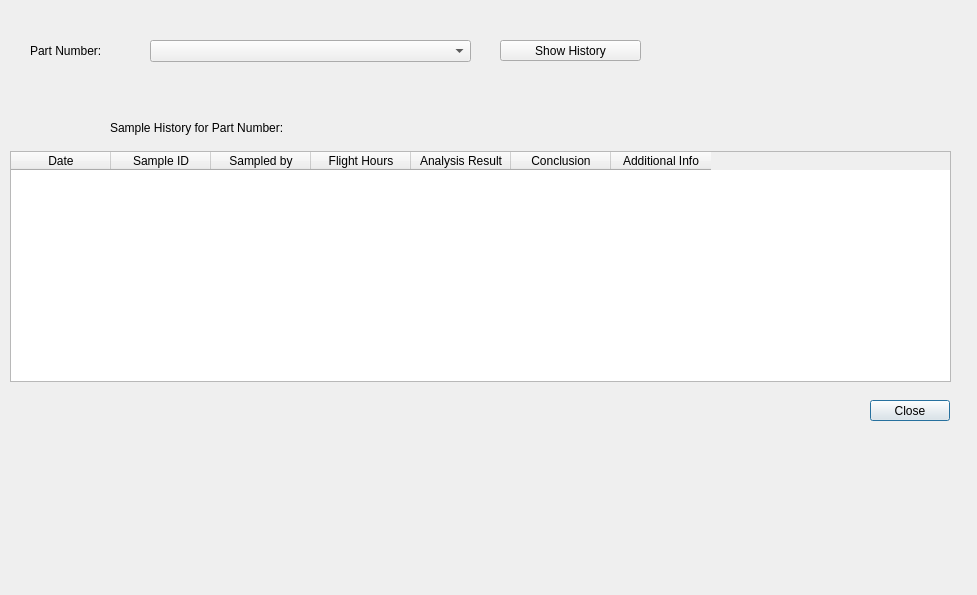
Above: DigiFerro/history.ui from peterooch/DigiFerro before the change. Below: the same form after it.
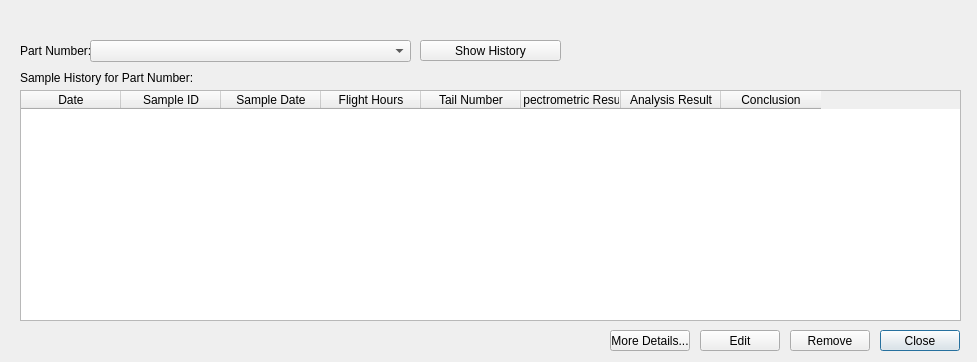
That is the form after the change.

The edit to the form file:
```diff
--- a/DigiFerro/history.ui
+++ b/DigiFerro/history.ui
@@ -7,7 +7,7 @@
     <x>0</x>
     <y>0</y>
     <width>977</width>
-    <height>595</height>
+    <height>362</height>
    </rect>
   </property>
   <property name="windowTitle">
@@ -16,8 +16,8 @@
   <widget class="QPushButton" name="pushButton">
    <property name="geometry">
     <rect>
-     <x>870</x>
-     <y>400</y>
+     <x>880</x>
+     <y>330</y>
      <width>80</width>
      <height>21</height>
     </rect>
@@ -29,7 +29,7 @@
   <widget class="QPushButton" name="pushButton_2">
    <property name="geometry">
     <rect>
-     <x>500</x>
+     <x>420</x>
      <y>40</y>
      <width>141</width>
      <height>21</height>
@@ -42,7 +42,7 @@
   <widget class="QLabel" name="label">
    <property name="geometry">
     <rect>
-     <x>30</x>
+     <x>20</x>
      <y>40</y>
      <width>111</width>
      <height>21</height>
@@ -55,8 +55,8 @@
   <widget class="QLabel" name="label_2">
    <property name="geometry">
     <rect>
-     <x>110</x>
-     <y>120</y>
+     <x>20</x>
+     <y>70</y>
      <width>251</width>
      <height>16</height>
     </rect>
@@ -68,8 +68,8 @@
   <widget class="QTableWidget" name="tableWidget">
    <property name="geometry">
     <rect>
-     <x>10</x>
-     <y>151</y>
+     <x>20</x>
+     <y>90</y>
      <width>941</width>
      <height>231</height>
     </rect>
@@ -86,7 +86,7 @@
    </column>
    <column>
     <property name="text">
-     <string>Sampled by</string>
+     <string>Sample Date</string>
     </property>
    </column>
    <column>
@@ -94,6 +94,16 @@
      <string>Flight Hours</string>
     </property>
    </column>
+   <column>
+    <property name="text">
+     <string>Tail Number</string>
+    </property>
+   </column>
+   <column>
+    <property name="text">
+     <string>Spectrometric Result</string>
+    </property>
+   </column>
    <column>
     <property name="text">
      <string>Analysis Result</string>
@@ -104,22 +114,56 @@
      <string>Conclusion</string>
     </property>
    </column>
-   <column>
-    <property name="text">
-     <string>Additional Info</string>
-    </property>
-   </column>
   </widget>
   <widget class="QComboBox" name="comboBox">
    <property name="geometry">
     <rect>
-     <x>150</x>
+     <x>90</x>
      <y>40</y>
      <width>321</width>
      <height>22</height>
     </rect>
    </property>
   </widget>
+  <widget class="QPushButton" name="pushButton_3">
+   <property name="geometry">
+    <rect>
+     <x>610</x>
+     <y>330</y>
+     <width>80</width>
+     <height>21</height>
+    </rect>
+   </property>
+   <property name="text">
+    <string>More Details...</string>
+   </property>
+  </widget>
+  <widget class="QPushButton" name="pushButton_4">
+   <property name="geometry">
+    <rect>
+     <x>700</x>
+     <y>330</y>
+     <width>80</width>
+     <height>21</height>
+    </rect>
+   </property>
+   <property name="text">
+    <string>Edit</string>
+   </property>
+  </widget>
+  <widget class="QPushButton" name="pushButton_5">
+   <property name="geometry">
+    <rect>
+     <x>790</x>
+     <y>330</y>
+     <width>80</width>
+     <height>21</height>
+    </rect>
+   </property>
+   <property name="text">
+    <string>Remove</string>
+   </property>
+  </widget>
  </widget>
  <resources/>
  <connections/>
```
Left out of the diff: 6 changed lines with no effect on the pictures.
